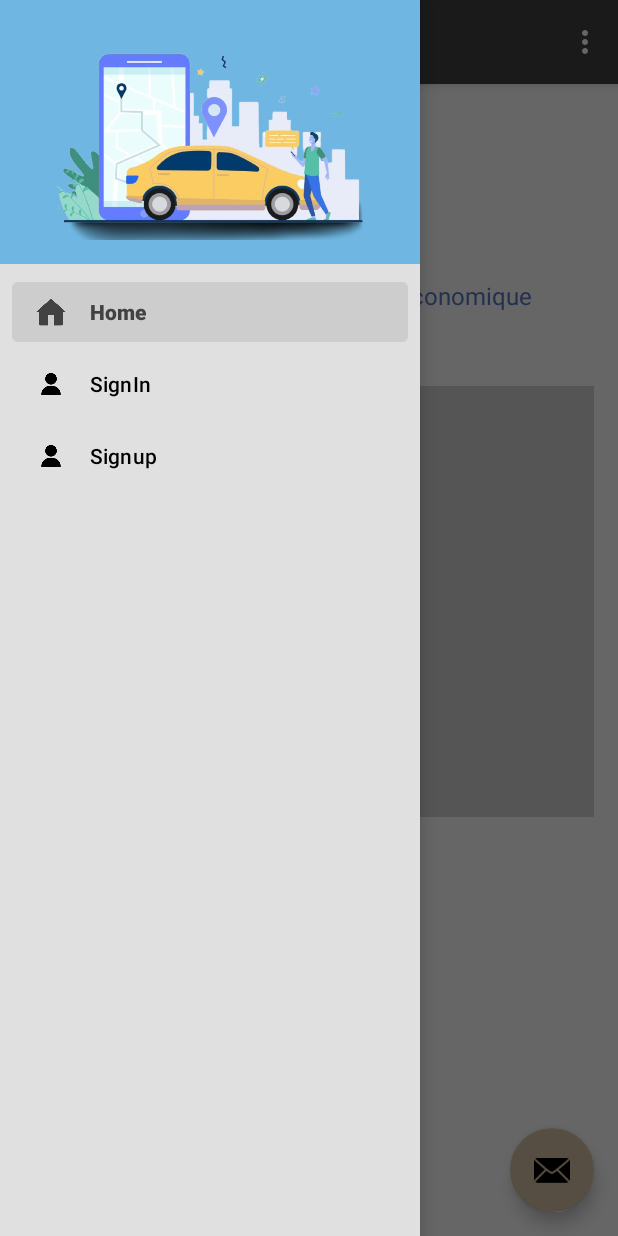
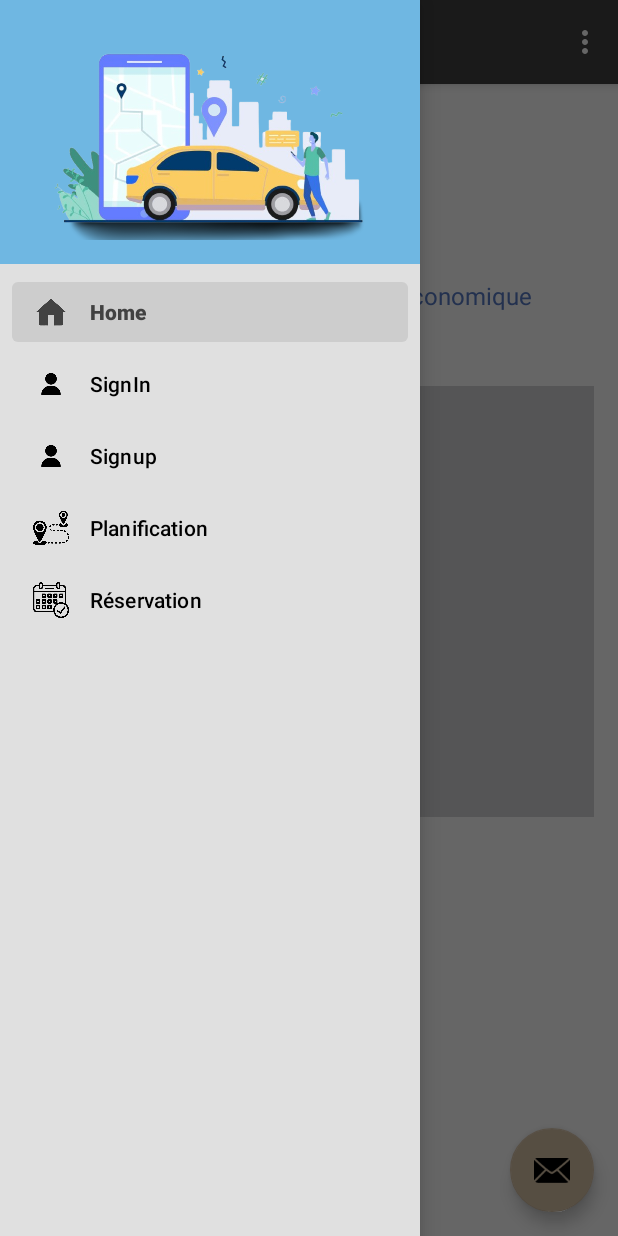
Before and after one commit to oumeimatemani/AndroidApp, an Android app: the screen it shows after launch (MainActivity), with the side drawer open, on a phone screen of 412 x 824 dp. Run offline under Robolectric (Android 15) with nearby library versions, the phone set to English and light mode, and no system bars; our stand-ins replace Room's generated code, navigation-ui.

Commit message:
new commit

```diff
--- a/app/src/main/res/menu/activity_main_drawer.xml
+++ b/app/src/main/res/menu/activity_main_drawer.xml
@@ -19,7 +19,15 @@
             android:icon="@mipmap/usericon_foreground"
             android:title="Signup" />
 
+        <item
+            android:id="@+id/nav_planification"
+            android:icon="@drawable/trajet"
+            android:title="Planification" />
 
+        <item
+            android:id="@+id/nav_reservation"
+            android:icon="@drawable/calendrier"
+            android:title="Réservation" />
 
     </group>
 </menu>
```
Also changed, not shown: app/src/main/res/drawable/calendrier.png (added), app/src/main/res/drawable/trajet.png (added).
